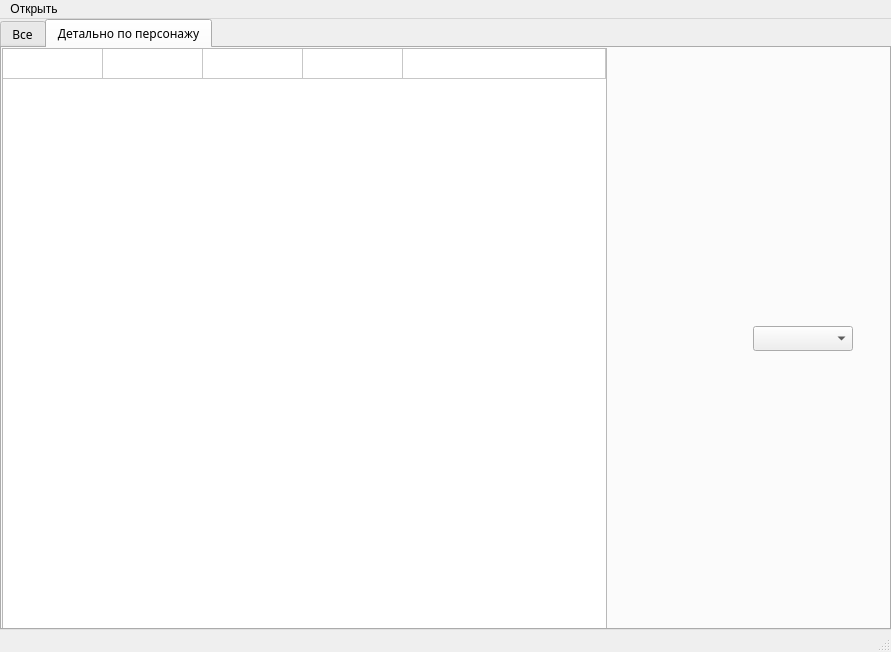
redlolgeerf/Aion_dps_meter, file untitled.ui: the form before one commit.
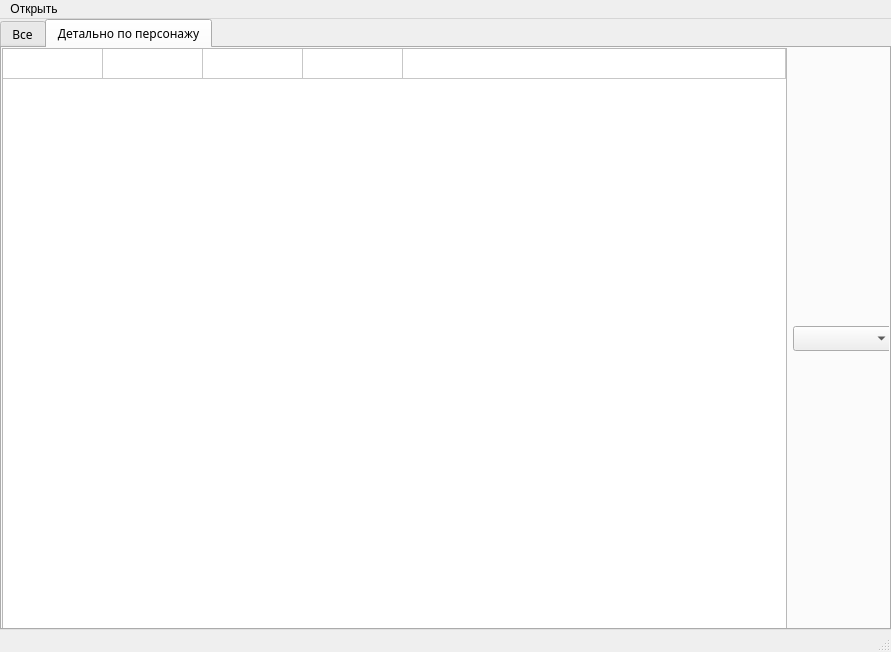
The form after the commit. The open tabs and pages were chosen to show the change.

Diff of the .ui file:
```diff
--- a/untitled.ui
+++ b/untitled.ui
@@ -302,22 +302,6 @@
          </column>
         </widget>
        </item>
-       <item>
-        <spacer name="horizontalSpacer_5">
-         <property name="orientation">
-          <enum>Qt::Horizontal</enum>
-         </property>
-         <property name="sizeType">
-          <enum>QSizePolicy::Preferred</enum>
-         </property>
-         <property name="sizeHint" stdset="0">
-          <size>
-           <width>140</width>
-           <height>20</height>
-          </size>
-         </property>
-        </spacer>
-       </item>
        <item>
         <widget class="QComboBox" name="combo">
          <property name="minimumSize">
@@ -328,22 +312,6 @@
          </property>
         </widget>
        </item>
-       <item>
-        <spacer name="horizontalSpacer_6">
-         <property name="orientation">
-          <enum>Qt::Horizontal</enum>
-         </property>
-         <property name="sizeType">
-          <enum>QSizePolicy::Fixed</enum>
-         </property>
-         <property name="sizeHint" stdset="0">
-          <size>
-           <width>40</width>
-           <height>20</height>
-          </size>
-         </property>
-        </spacer>
-       </item>
       </layout>
      </widget>
     </widget>
```
Left out of the diff: 4 changed lines with no effect on the pictures.
